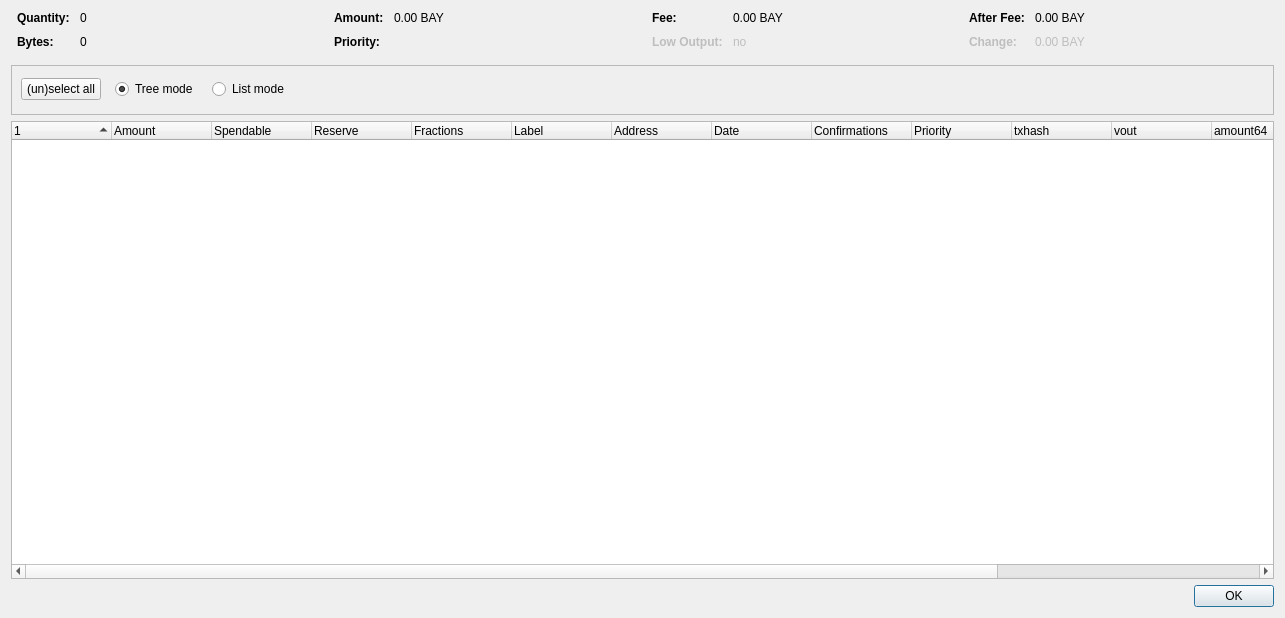
First picture: the form in src/qt/forms/coincontroldialog.ui, repository dzimbeck/BitBay, before the edit.
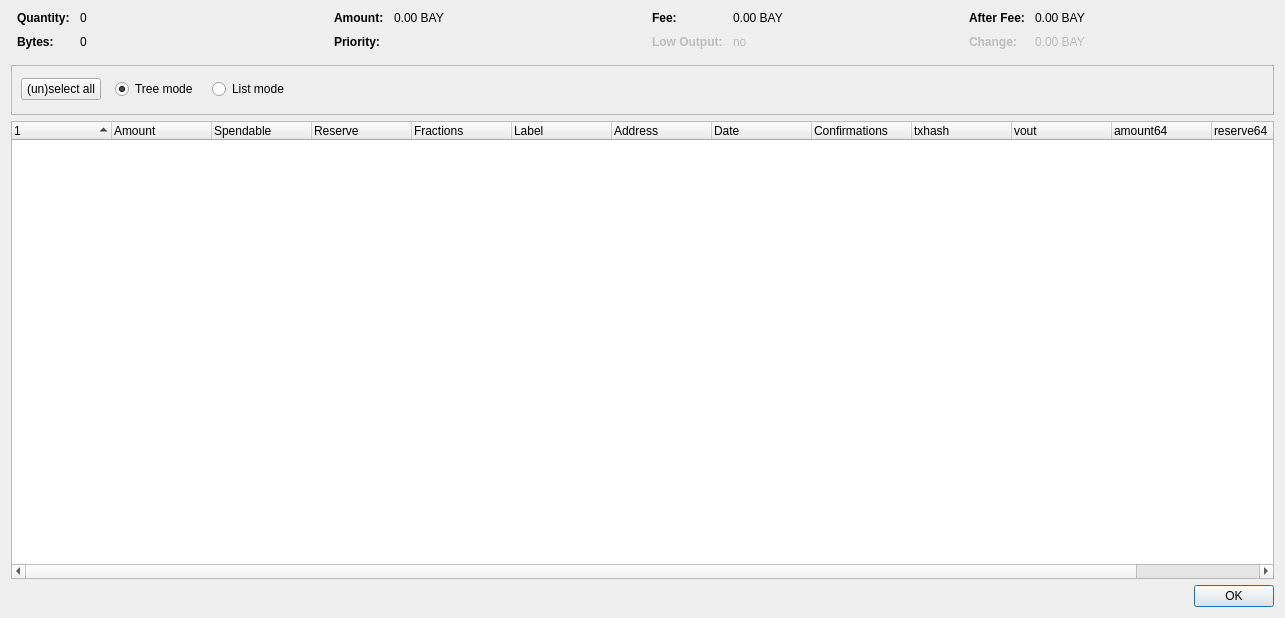
Second picture: the form after the edit. Custom widgets are drawn as their Qt base class.

Patch:
```diff
--- a/src/qt/forms/coincontroldialog.ui
+++ b/src/qt/forms/coincontroldialog.ui
@@ -409,7 +409,7 @@
       <bool>false</bool>
      </property>
      <property name="columnCount">
-      <number>16</number>
+      <number>14</number>
      </property>
      <attribute name="headerShowSortIndicator" stdset="0">
       <bool>true</bool>
@@ -465,11 +465,6 @@
        <string>Confirmed</string>
       </property>
      </column>
-     <column>
-      <property name="text">
-       <string>Priority</string>
-      </property>
-     </column>
      <column>
       <property name="text">
        <string>txhash</string>
@@ -495,11 +490,6 @@
        <string>liquidity64</string>
       </property>
      </column>
-     <column>
-      <property name="text">
-       <string>priority64</string>
-      </property>
-     </column>
     </widget>
    </item>
    <item>
```
